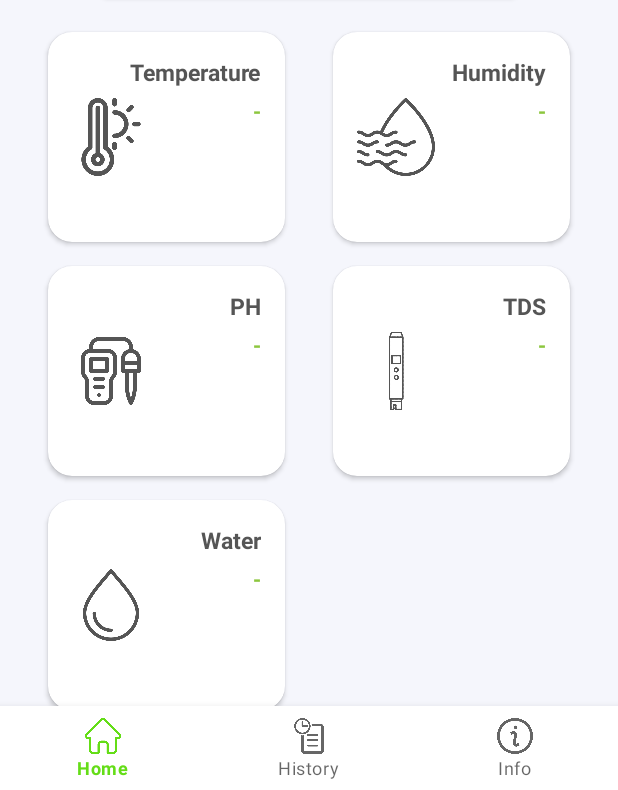
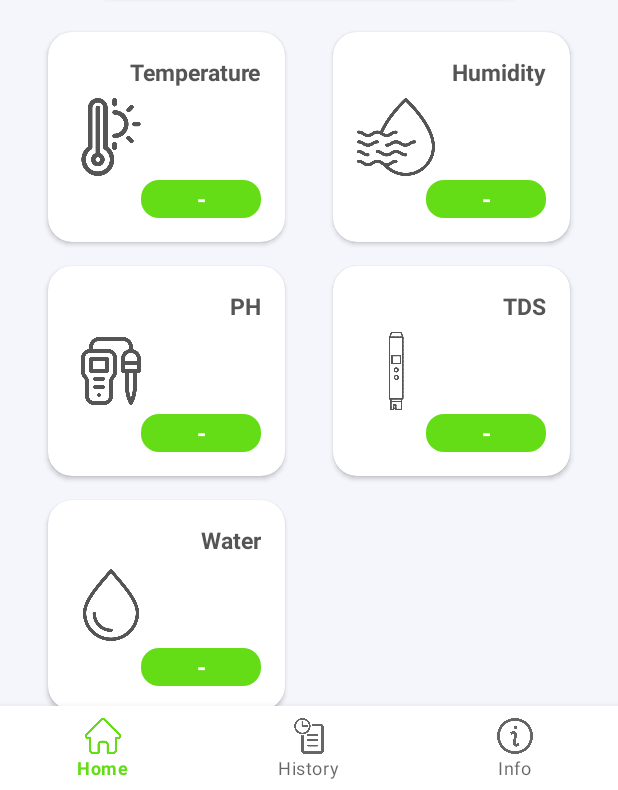
Before and after one commit to RadenMas6699/HydroponicMonitoringSystem, an Android app: the screen it shows after launch (MainActivity), on a phone screen of 412 x 824 dp, the part 446-1236 px from its top. Run offline under Robolectric (Android 15) with nearby library versions, the phone set to English and light mode, and no system bars; our stand-ins replace Firebase (no records; nobody signed in at launch, a user with empty details on screens opened directly).

Commit message:
Update Revision

```diff
--- a/app/src/main/res/layout/activity_main.xml
+++ b/app/src/main/res/layout/activity_main.xml
@@ -5,7 +5,7 @@
     android:layout_width="match_parent"
     android:layout_height="match_parent"
     android:background="@color/green"
-    tools:context=".monitoring.hydroponic.ui.activity.MainActivity">
+    tools:context=".ui.activity.MainActivity">
 
     <ImageView
         android:layout_width="200dp"
--- a/app/src/main/res/layout/activity_splash.xml
+++ b/app/src/main/res/layout/activity_splash.xml
@@ -4,7 +4,7 @@
     xmlns:tools="http://schemas.android.com/tools"
     android:layout_width="match_parent"
     android:layout_height="match_parent"
-    tools:context=".monitoring.hydroponic.ui.activity.SplashActivity">
+    tools:context=".ui.activity.SplashActivity">
 
     <ImageView
         android:id="@+id/imgSplash"
--- a/app/src/main/res/layout/fragment_chart.xml
+++ b/app/src/main/res/layout/fragment_chart.xml
@@ -3,7 +3,7 @@
     xmlns:tools="http://schemas.android.com/tools"
     android:layout_width="match_parent"
     android:layout_height="match_parent"
-    tools:context=".monitoring.hydroponic.ui.fragment.ChartTemp">
+    tools:context=".ui.fragment.ChartTemp">
 
     <LinearLayout
         android:layout_width="match_parent"
--- a/app/src/main/res/layout/item_fragment_home.xml
+++ b/app/src/main/res/layout/item_fragment_home.xml
@@ -38,12 +38,8 @@
                     <TextView
                         android:id="@+id/value_temperature"
                         style="@style/value_item"
-                        android:layout_below="@id/title_temperature"
                         android:text="@string/dash" />
 
-                    <TextView
-                        android:id="@+id/status_temperature"
-                        style="@style/status_item" />
                 </RelativeLayout>
 
             </androidx.cardview.widget.CardView>
@@ -69,12 +65,8 @@
                     <TextView
                         android:id="@+id/value_humidity"
                         style="@style/value_item"
-                        android:layout_below="@id/title_humidity"
                         android:text="@string/dash" />
 
-                    <TextView
-                        android:id="@+id/status_humidity"
-                        style="@style/status_item" />
                 </RelativeLayout>
 
             </androidx.cardview.widget.CardView>
@@ -108,12 +100,8 @@
                     <TextView
                         android:id="@+id/value_ph"
                         style="@style/value_item"
-                        android:layout_below="@id/title_ph"
                         android:text="@string/dash" />
 
-                    <TextView
-                        android:id="@+id/status_ph"
-                        style="@style/status_item" />
                 </RelativeLayout>
 
             </androidx.cardview.widget.CardView>
@@ -139,12 +127,8 @@
                     <TextView
                         android:id="@+id/value_tds"
                         style="@style/value_item"
-                        android:layout_below="@id/title_tds"
                         android:text="@string/dash" />
 
-                    <TextView
-                        android:id="@+id/status_tds"
-                        style="@style/status_item"/>
                 </RelativeLayout>
 
             </androidx.cardview.widget.CardView>
@@ -178,12 +162,8 @@
                     <TextView
                         android:id="@+id/value_water"
                         style="@style/value_item"
-                        android:layout_below="@id/title_water"
                         android:text="@string/dash" />
 
-                    <TextView
-                        android:id="@+id/status_water"
-                        style="@style/status_item"/>
                 </RelativeLayout>
 
             </androidx.cardview.widget.CardView>
--- a/app/src/main/res/values/themes.xml
+++ b/app/src/main/res/values/themes.xml
@@ -41,15 +41,20 @@
     </style>
 
     <style name="value_item">
-        <item name="android:layout_width">wrap_content</item>
-        <item name="android:layout_height">wrap_content</item>
+        <item name="android:background">@drawable/bg_good_status</item>
+        <item name="android:layout_alignParentBottom">true</item>
+        <item name="android:layout_width">80dp</item>
+        <item name="android:gravity">center</item>
+        <item name="android:textSize">16sp</item>
+        <item name="android:layout_height">25dp</item>
         <item name="android:layout_alignParentEnd">true</item>
         <item name="android:layout_marginTop">5dp</item>
-        <item name="android:textColor">@color/green</item>
+        <item name="android:textColor">@color/white</item>
         <item name="android:textStyle">bold</item>
     </style>
 
     <style name="status_item">
+        <item name="background">@drawable/bg_good_status</item>
         <item name="android:layout_width">70dp</item>
         <item name="android:layout_height">20dp</item>
         <item name="android:layout_alignParentEnd">true</item>
```
